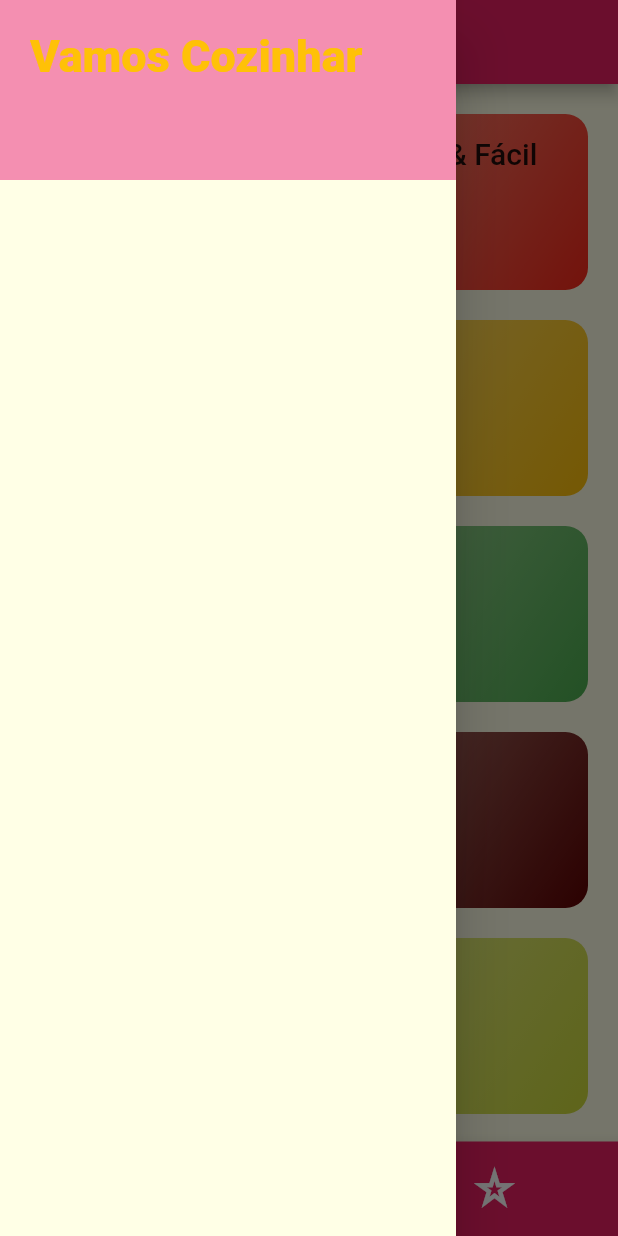
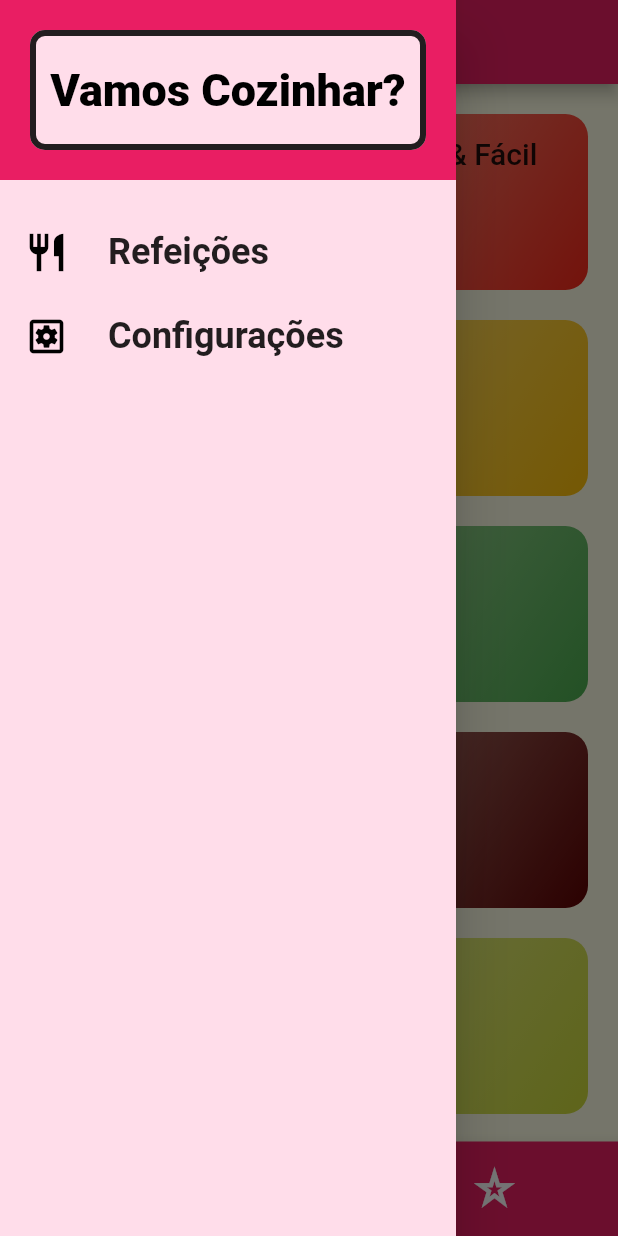
Before and after one commit to Deroski/app_receitas, a Flutter app: the screen it shows after launch, with the side drawer open, on a phone screen of 412 x 824 dp. Run offline on Flutter 3.47's test engine with Material 2 defaults, Android fonts, the light colour scheme and no system bars; Roboto replaces fonts that are missing (Kanit).

Commit message:
other commit

```diff
--- a/lib/components/main_drawer.dart
+++ b/lib/components/main_drawer.dart
@@ -1,24 +1,72 @@
 import 'package:flutter/material.dart';
+import '../utils/app_routes.dart';
 
 class MainDrawer extends StatelessWidget {
+  Widget _createItem(IconData icon, String label, Function() onTap) {
+    return ListTile(
+      leading: Icon(
+        icon,
+        size: 30,
+        color: Colors.black,
+      ),
+      title: Text(
+        label,
+        style: TextStyle(
+          fontFamily: 'Kanit',
+          fontSize: 24,
+          fontWeight: FontWeight.bold,
+        ),
+      ),
+      onTap: onTap,
+    );
+  }
+
   @override
   Widget build(BuildContext context) {
     return Drawer(
+      backgroundColor: Color.fromARGB(255, 255, 221, 234),
       child: Column(
         children: [
           Container(
             height: 120,
             width: double.infinity,
             padding: EdgeInsets.all(20),
-            color: Colors.pink[200],
-            child: Text(
-              'Vamos Cozinhar',
-              style: TextStyle(
-                fontWeight: FontWeight.w800,
-                fontSize: 30,
-                color: Theme.of(context).colorScheme.secondary,
+            color: Colors.pink,
+            child: Container(
+              //alignment: Alignment.bottomRight,
+              decoration: BoxDecoration(
+                color: Color.fromARGB(255, 255, 221, 234),
+                border: Border.all(
+                  color: Colors.black87,
+                  width: 4.0,
+                ),
+                borderRadius: BorderRadius.circular(10),
+              ),
+              child: Center(
+                child: Text(
+                  'Vamos Cozinhar?',
+                  style: TextStyle(
+                    fontWeight: FontWeight.w800,
+                    fontSize: 30,
+                    color: Colors.black,
+                  ),
+                ),
               ),
             ),
+          ),
+          SizedBox(
+            height: 20,
+          ),
+          _createItem(
+            Icons.restaurant,
+            'Refeições',
+            () => Navigator.of(context).pushReplacementNamed(AppRoutes.HOME),
+          ),
+          _createItem(
+            Icons.settings_applications_outlined,
+            'Configurações',
+            () =>
+                Navigator.of(context).pushReplacementNamed(AppRoutes.SETTINGS),
           ),
         ],
       ),
--- a/lib/main.dart
+++ b/lib/main.dart
@@ -1,13 +1,23 @@
 import 'package:flutter/material.dart';
 import 'screens/categories_meals_screen.dart';
-import 'screens/categories_screen.dart';
 import 'utils/app_routes.dart';
 import 'screens/meal_detail_screen.dart';
 import 'screens/tabs_screen.dart';
+import 'screens/settings_screen.dart';
+import 'utils/app_routes.dart';
+import 'models/meal.dart';
+import 'data/dummy_data.dart';
 
 void main() => runApp(MyApp());
 
-class MyApp extends StatelessWidget {
+class MyApp extends StatefulWidget {
+  @override
+  State<MyApp> createState() => _MyAppState();
+}
+
+class _MyAppState extends State<MyApp> {
+  List<Meal> _avaibleMeals = dummyMeals;
+
   @override
   Widget build(BuildContext context) {
     return MaterialApp(
@@ -28,8 +38,10 @@ class MyApp extends StatelessWidget {
       //home: CategoriesScreen(),
       routes: {
         AppRoutes.HOME: (context) => TabsScreen(),
-        AppRoutes.CATEGORIES_MEALS: (ctx) => CategoriesMealsScreen(),
+        AppRoutes.CATEGORIES_MEALS: (ctx) =>
+            CategoriesMealsScreen(_avaibleMeals),
         AppRoutes.MEALS_DETAIL: (ctx) => MealDetailScreen(),
+        AppRoutes.SETTINGS: (ctx) => SettingsScreen(),
       },
 
       //metodos usados para informar como agir quando não encontrar a rota por qualquer motivo
--- a/lib/screens/tabs_screen.dart
+++ b/lib/screens/tabs_screen.dart
@@ -1,4 +1,4 @@
-import 'dart:html';
+
 
 import 'package:flutter/material.dart';
 
--- a/lib/utils/app_routes.dart
+++ b/lib/utils/app_routes.dart
@@ -2,4 +2,5 @@ class AppRoutes {
   static const HOME = '/';
   static const CATEGORIES_MEALS = '/categories-meals';
   static const MEALS_DETAIL = '/meal-detail';
+  static const SETTINGS = '/settings';
 }
```
Also changed, not shown: lib/components/meal_item.dart (+10 -2 lines), lib/models/settings.dart (added, +13 -0 lines), lib/screens/categories_meals_screen.dart (+6 -1 lines), lib/screens/meal_detail_screen.dart (+10 -0 lines), lib/screens/settings_screen.dart (added, +85 -0 lines).
